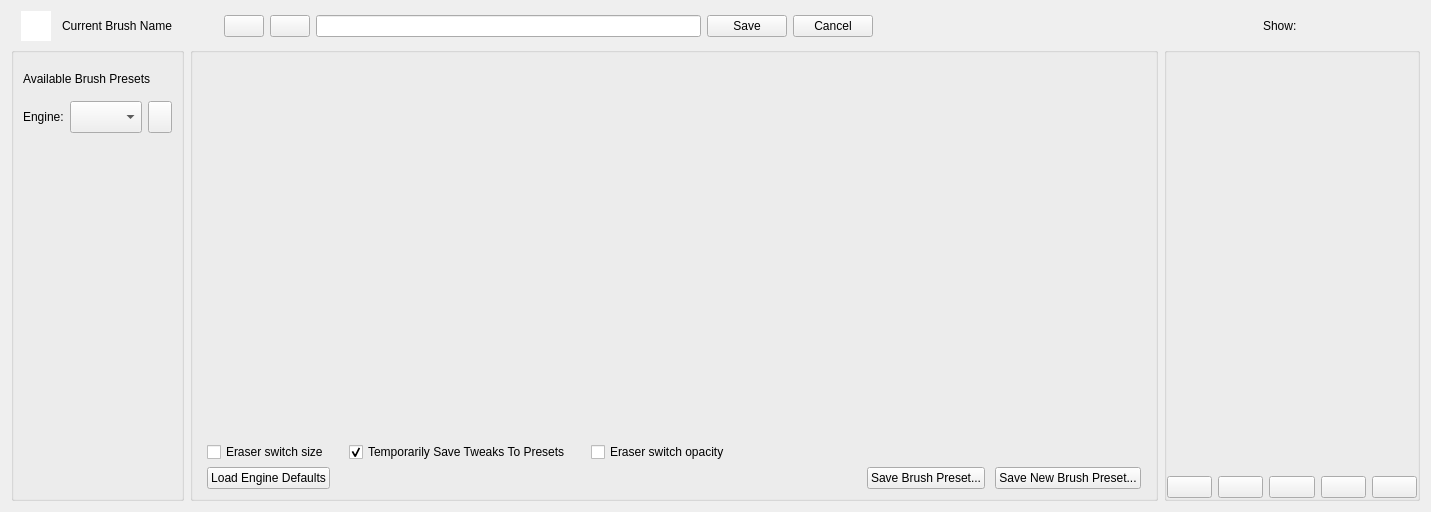
KDE/krita, file libs/ui/forms/wdgpaintopsettings.ui: the form before one commit.
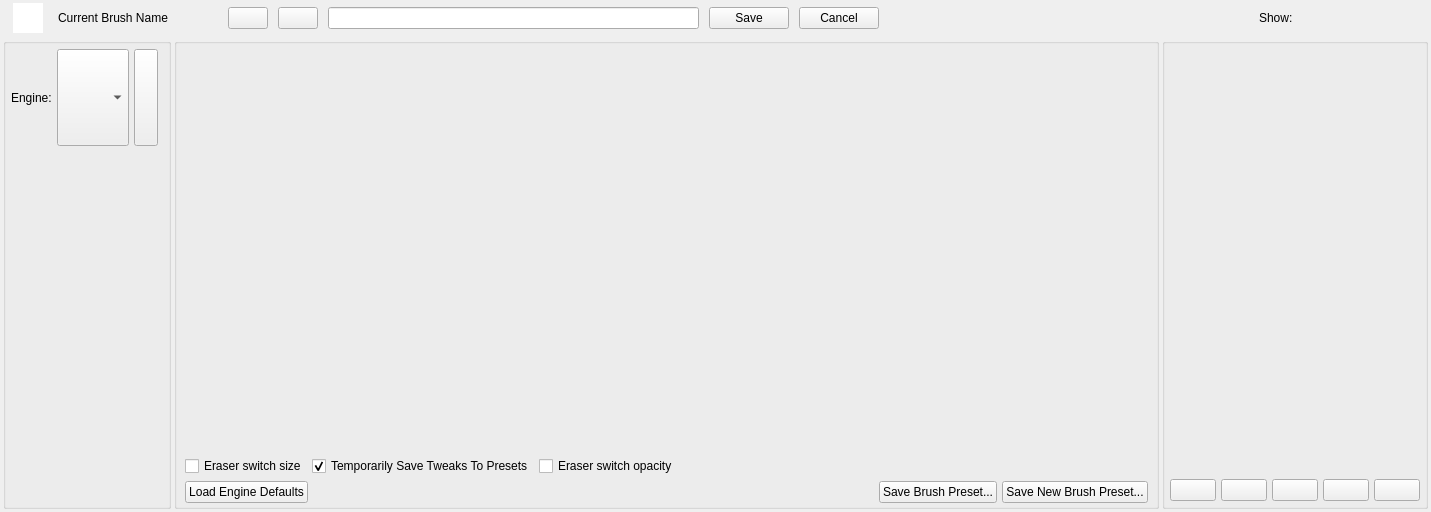
The form after the commit. Custom widgets are drawn as their Qt base class.

Commit message: try to tighten up the brush editor area more with spacing

Patch:
```diff
--- a/libs/ui/forms/wdgpaintopsettings.ui
+++ b/libs/ui/forms/wdgpaintopsettings.ui
@@ -14,8 +14,29 @@
    <string>Brush Editor</string>
   </property>
   <layout class="QGridLayout" name="gridLayout">
+   <property name="leftMargin">
+    <number>3</number>
+   </property>
+   <property name="topMargin">
+    <number>3</number>
+   </property>
+   <property name="rightMargin">
+    <number>3</number>
+   </property>
+   <property name="bottomMargin">
+    <number>3</number>
+   </property>
+   <property name="horizontalSpacing">
+    <number>3</number>
+   </property>
+   <property name="verticalSpacing">
+    <number>5</number>
+   </property>
    <item row="1" column="1">
     <widget class="QGroupBox" name="brushEditorSettingsControls">
+     <property name="title">
+      <string/>
+     </property>
      <property name="flat">
       <bool>false</bool>
      </property>
@@ -23,9 +44,18 @@
       <property name="spacing">
        <number>0</number>
       </property>
+      <property name="leftMargin">
+       <number>3</number>
+      </property>
       <property name="topMargin">
        <number>1</number>
       </property>
+      <property name="rightMargin">
+       <number>3</number>
+      </property>
+      <property name="bottomMargin">
+       <number>3</number>
+      </property>
       <item>
        <widget class="QFrame" name="frmOptionWidgetContainer">
         <property name="sizePolicy">
@@ -54,7 +84,7 @@
       <item>
        <layout class="QHBoxLayout" name="horizontalLayout_3" stretch="0,0,0,0,0">
         <property name="spacing">
-         <number>20</number>
+         <number>5</number>
         </property>
         <property name="leftMargin">
          <number>5</number>
@@ -150,7 +180,7 @@
       <item>
        <layout class="QHBoxLayout" name="horizontalLayout">
         <property name="spacing">
-         <number>10</number>
+         <number>5</number>
         </property>
         <property name="leftMargin">
          <number>5</number>
@@ -215,23 +245,23 @@
       <string/>
      </property>
      <property name="flat">
-      <bool>true</bool>
+      <bool>false</bool>
      </property>
      <layout class="QVBoxLayout" name="verticalLayout" stretch="0,0">
       <property name="spacing">
-       <number>6</number>
+       <number>5</number>
       </property>
       <property name="leftMargin">
-       <number>0</number>
+       <number>5</number>
       </property>
       <property name="topMargin">
-       <number>0</number>
+       <number>5</number>
       </property>
       <property name="rightMargin">
-       <number>0</number>
+       <number>5</number>
       </property>
       <property name="bottomMargin">
-       <number>0</number>
+       <number>5</number>
       </property>
       <item>
        <widget class="QFrame" name="frame">
@@ -332,6 +362,9 @@
    </item>
    <item row="0" column="0" colspan="3">
     <layout class="QHBoxLayout" name="brushEditorDashboard">
+     <property name="spacing">
+      <number>10</number>
+     </property>
      <property name="leftMargin">
       <number>10</number>
      </property>
@@ -561,14 +594,25 @@
    </item>
    <item row="1" column="0">
     <widget class="QGroupBox" name="presetsContainer">
+     <property name="title">
+      <string/>
+     </property>
      <layout class="QVBoxLayout" name="paintEngineOpContainer">
-      <item>
-       <widget class="QLabel" name="label_4">
-        <property name="text">
-         <string>Available Brush Presets</string>
-        </property>
-       </widget>
-      </item>
+      <property name="spacing">
+       <number>5</number>
+      </property>
+      <property name="leftMargin">
+       <number>5</number>
+      </property>
+      <property name="topMargin">
+       <number>5</number>
+      </property>
+      <property name="rightMargin">
+       <number>10</number>
+      </property>
+      <property name="bottomMargin">
+       <number>5</number>
+      </property>
       <item>
        <layout class="QHBoxLayout" name="horizontalLayout_4">
         <item>
```
